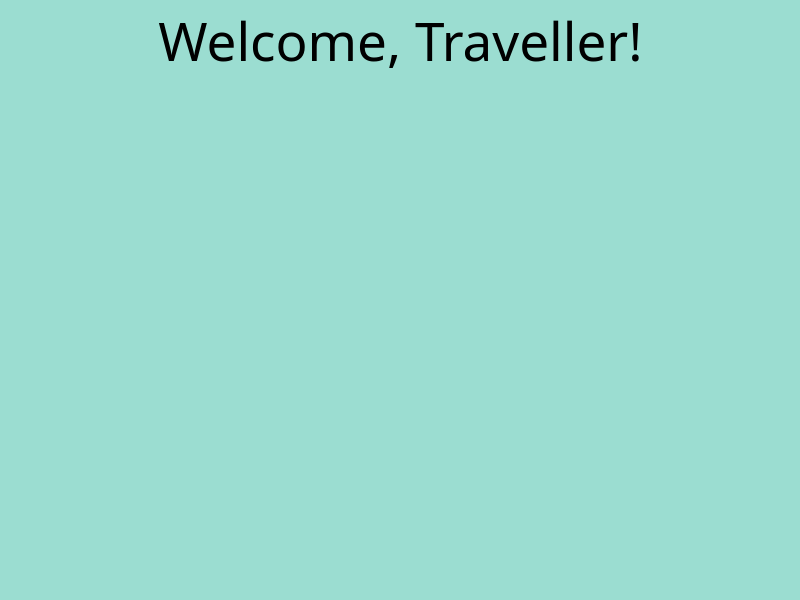
Qt form screens/menu.ui (ZinixZay/Task-Tycoon-Desktop) before a commit.
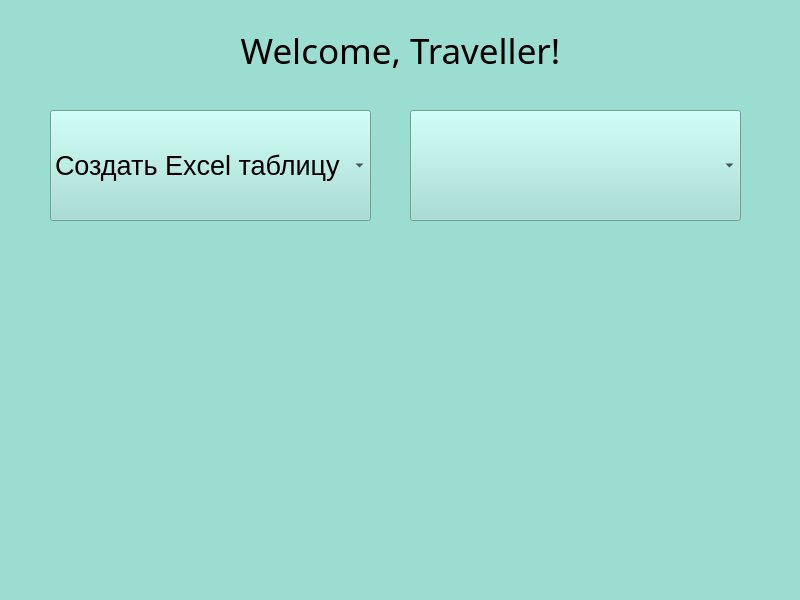
The same form after that commit. Icons and pictures are not drawn.

Commit message: clearing, second screen filling

The edit to the form file:
```diff
--- a/screens/menu.ui
+++ b/screens/menu.ui
@@ -19,19 +19,34 @@
 </string>
   </property>
   <widget class="QWidget" name="centralwidget">
+   <property name="styleSheet">
+    <string notr="true">QPushButton
+{
+border: None;
+border-radius: 50px
+}
+QPushButton:hover
+{
+   background: rgb(153,102,204)
+}
+QPushButton:pressed
+{
+   background: rgb(83,55,122)
+}</string>
+   </property>
    <widget class="QLabel" name="label">
     <property name="geometry">
      <rect>
-      <x>10</x>
-      <y>0</y>
-      <width>781</width>
+      <x>0</x>
+      <y>10</y>
+      <width>801</width>
       <height>81</height>
      </rect>
     </property>
     <property name="font">
      <font>
       <family>TT_Skip-E</family>
-      <pointsize>40</pointsize>
+      <pointsize>26</pointsize>
      </font>
     </property>
     <property name="styleSheet">
@@ -44,6 +59,70 @@
      <set>Qt::AlignCenter</set>
     </property>
    </widget>
+   <widget class="QComboBox" name="command">
+    <property name="geometry">
+     <rect>
+      <x>50</x>
+      <y>110</y>
+      <width>321</width>
+      <height>111</height>
+     </rect>
+    </property>
+    <property name="sizePolicy">
+     <sizepolicy hsizetype="Preferred" vsizetype="Fixed">
+      <horstretch>0</horstretch>
+      <verstretch>0</verstretch>
+     </sizepolicy>
+    </property>
+    <property name="font">
+     <font>
+      <pointsize>20</pointsize>
+     </font>
+    </property>
+    <item>
+     <property name="text">
+      <string>Создать Excel таблицу</string>
+     </property>
+    </item>
+   </widget>
+   <widget class="QComboBox" name="task">
+    <property name="geometry">
+     <rect>
+      <x>410</x>
+      <y>110</y>
+      <width>331</width>
+      <height>111</height>
+     </rect>
+    </property>
+    <property name="font">
+     <font>
+      <pointsize>20</pointsize>
+     </font>
+    </property>
+   </widget>
+   <widget class="QPushButton" name="submit_button">
+    <property name="geometry">
+     <rect>
+      <x>340</x>
+      <y>300</y>
+      <width>100</width>
+      <height>100</height>
+     </rect>
+    </property>
+    <property name="text">
+     <string/>
+    </property>
+    <property name="icon">
+     <iconset>
+      <normaloff>../../../../Downloads/free-icon-check-button-7017987.png</normaloff>../../../../Downloads/free-icon-check-button-7017987.png</iconset>
+    </property>
+    <property name="iconSize">
+     <size>
+      <width>100</width>
+      <height>100</height>
+     </size>
+    </property>
+   </widget>
   </widget>
  </widget>
  <resources/>
```
The commit also changes 4 other files.
